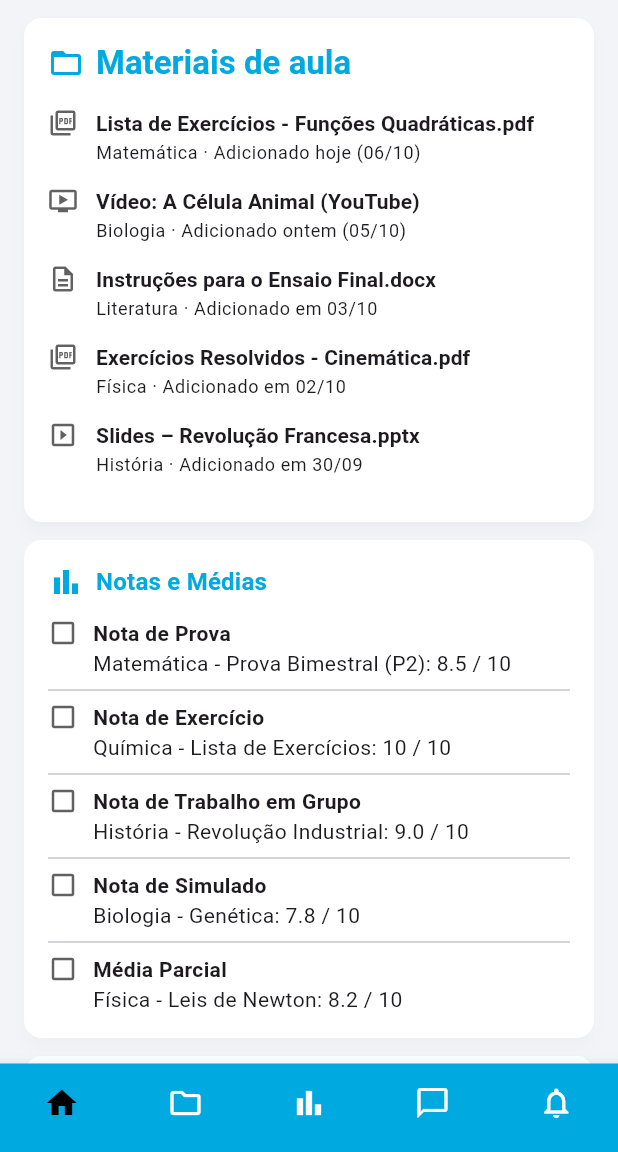
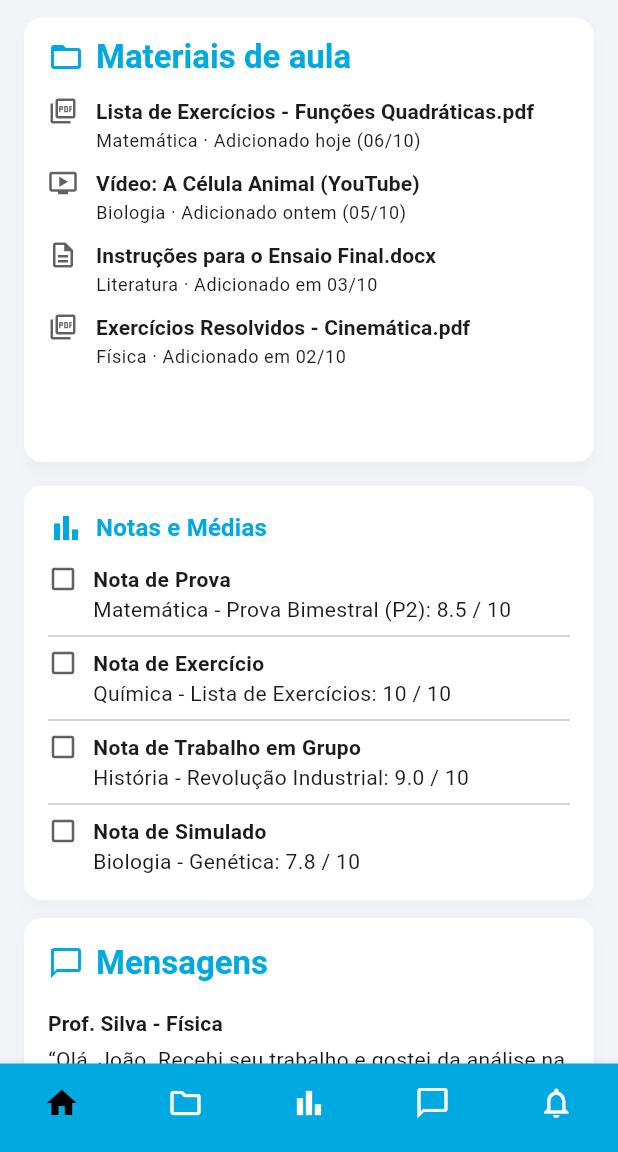
Before and after one commit to MingMatheus/PI_S4_sistema_de_professores_poliedro, a Flutter app: the HomeScreen screen opened directly, on a phone screen of 412 x 824 dp, the part 84-1236 px from its top. Run offline on Flutter 3.47's test engine with Material 3 defaults, Android fonts, the phone set to English and light mode, and no system bars; our stand-ins replace shared_preferences; accounts and stored records are empty.

Commit message:
dashboard ajustada para notebook, mais tem que arruamr agr para telas maiores

```diff
--- a/frontend/lib/scr/widgets/dashboard/materiais_card.dart
+++ b/frontend/lib/scr/widgets/dashboard/materiais_card.dart
@@ -11,25 +11,26 @@ class MateriaisCard extends StatelessWidget {
         .titleLarge
         ?.copyWith(fontWeight: FontWeight.bold, color: poliedroBlue);
 
-    return Card(
+    return ConstrainedBox(
+      constraints: const BoxConstraints(
+        maxHeight: 300, // 🔹 reduzi mais pra o card subir na tela
+      ),
+      child: Card(
         elevation: 4,
         shadowColor: Colors.black.withOpacity(0.12),
+        margin: const EdgeInsets.only(bottom: 4), // 🔹 tira espaço embaixo
         child: Padding(
-        padding: const EdgeInsets.all(16.0),
+          padding: const EdgeInsets.symmetric(horizontal: 16, vertical: 12),
           child: LayoutBuilder(
             builder: (context, constraints) {
-            // ▸ BREAKPOINTS e tamanhos da LOGO (só afeta desktop/web)
-            //   - >= 1100px  → logo 300
-            //   - >= 900px   → logo 260
-            //   - >= 700px   → logo 220
-            //   - < 700px    → esconde a logo (mobile)
+              // BREAKPOINTS: tamanhos da logo (desktop/web)
               double? logoSize;
               if (constraints.maxWidth >= 1100) {
-              logoSize = 300; // ← ajuste aqui se quiser maior/menor no desktop largo
+                logoSize = 240;
               } else if (constraints.maxWidth >= 900) {
-              logoSize = 260;
+                logoSize = 210;
               } else if (constraints.maxWidth >= 700) {
-              logoSize = 220;
+                logoSize = 180;
               } else {
                 logoSize = null; // mobile: some
               }
@@ -37,7 +38,7 @@ class MateriaisCard extends StatelessWidget {
               return Row(
                 crossAxisAlignment: CrossAxisAlignment.start,
                 children: [
-                // LISTA (ocupa todo espaço disponível)
+                  // lista de materiais
                   Expanded(
                     child: Column(
                       crossAxisAlignment: CrossAxisAlignment.start,
@@ -49,13 +50,15 @@ class MateriaisCard extends StatelessWidget {
                             Text('Materiais de aula', style: titleStyle),
                           ],
                         ),
-                      const SizedBox(height: 16),
-                      ..._itens.map((e) => _MaterialItem(e)).toList(),
+                        const SizedBox(height: 12),
+
+                        // mostra só 4 itens pra caber sem overflow
+                        ..._itens.take(4).map((e) => _MaterialItem(e)).toList(),
                       ],
                     ),
                   ),
 
-                // LOGO à direita (só aparece quando logoSize != null)
+                  // logo do Poliedro
                   if (logoSize != null) ...[
                     const SizedBox(width: 24),
                     SizedBox(
@@ -65,8 +68,11 @@ class MateriaisCard extends StatelessWidget {
                         elevation: 3,
                         shadowColor: Colors.black.withOpacity(0.12),
                         child: Padding(
-                        padding: const EdgeInsets.all(16),
-                        child: Image.asset('assets/images/logo.jpg', fit: BoxFit.contain),
+                          padding: const EdgeInsets.all(14),
+                          child: Image.asset(
+                            'assets/images/logo.jpg',
+                            fit: BoxFit.contain,
+                          ),
                         ),
                       ),
                     ),
@@ -76,11 +82,12 @@ class MateriaisCard extends StatelessWidget {
             },
           ),
         ),
+      ),
     );
   }
 }
 
-// ---------------- Dados/Itens ----------------
+// ---------------- Dados ----------------
 
 final List<_Material> _itens = [
   _Material(
@@ -117,7 +124,7 @@ class _MaterialItem extends StatelessWidget {
   @override
   Widget build(BuildContext context) {
     return Padding(
-      padding: const EdgeInsets.only(bottom: 14),
+      padding: const EdgeInsets.only(bottom: 10),
       child: Row(
         crossAxisAlignment: CrossAxisAlignment.start,
         children: [
@@ -127,11 +134,13 @@ class _MaterialItem extends StatelessWidget {
             child: Column(
               crossAxisAlignment: CrossAxisAlignment.start,
               children: [
-                Text(m.titulo,
+                Text(
+                  m.titulo,
                   style: Theme.of(context)
                       .textTheme
                       .titleSmall
-                        ?.copyWith(fontWeight: FontWeight.w600)),
+                      ?.copyWith(fontWeight: FontWeight.w600),
+                ),
                 const SizedBox(height: 2),
                 Text(m.descricao, style: Theme.of(context).textTheme.bodySmall),
               ],
@@ -147,5 +156,9 @@ class _Material {
   final IconData icon;
   final String titulo;
   final String descricao;
-  _Material({required this.icon, required this.titulo, required this.descricao});
+  _Material({
+    required this.icon,
+    required this.titulo,
+    required this.descricao,
+  });
 }
--- a/frontend/lib/scr/widgets/dashboard/mensagens_card.dart
+++ b/frontend/lib/scr/widgets/dashboard/mensagens_card.dart
@@ -11,7 +11,7 @@ class MensagensCard extends StatelessWidget {
         .titleLarge
         ?.copyWith(fontWeight: FontWeight.bold, color: poliedroBlue);
 
-    final mensagens = <_Msg>[
+    final todas = <_Msg>[
       _Msg('Prof. Silva - Física',
           '“Olá, João. Recebi seu trabalho e gostei da análise na questão 4. Para as próximas, lembre-se de...”',
           'Hoje, 15:20'),
@@ -23,9 +23,15 @@ class MensagensCard extends StatelessWidget {
           'Ontem, 10:12'),
     ];
 
+    final width = MediaQuery.sizeOf(context).width;
+    final isNotebook = width < 1366;
+    // Em notebook mostramos só 2 para evitar overflow
+    final mensagens = isNotebook ? todas.take(2).toList() : todas;
+
     return Card(
       elevation: 4,
       shadowColor: Colors.black.withOpacity(0.12),
+      shape: RoundedRectangleBorder(borderRadius: BorderRadius.circular(12)),
       child: Padding(
         padding: const EdgeInsets.all(16.0),
         child: Column(
@@ -39,12 +45,12 @@ class MensagensCard extends StatelessWidget {
               ],
             ),
             const SizedBox(height: 16),
-            ...mensagens
-                .map((m) => Padding(
-                      padding: const EdgeInsets.only(bottom: 12),
-                      child: _MensagemItem(mensagem: m),
-                    ))
-                .toList(),
+
+            // lista (com truncamento para evitar texto sair do card)
+            ...mensagens.map((m) => Padding(
+                  padding: const EdgeInsets.only(bottom: 12),
+                  child: _MensagemItem(mensagem: m),
+                )),
           ],
         ),
       ),
@@ -63,12 +69,26 @@ class _MensagemItem extends StatelessWidget {
     return Column(
       crossAxisAlignment: CrossAxisAlignment.start,
       children: [
-        Text(mensagem.titulo,
-            style: txt.titleSmall?.copyWith(fontWeight: FontWeight.bold)),
+        Text(
+          mensagem.titulo,
+          style: txt.titleSmall?.copyWith(fontWeight: FontWeight.bold),
+          maxLines: 1,
+          overflow: TextOverflow.ellipsis,
+        ),
         const SizedBox(height: 4),
-        Text(mensagem.preview, style: txt.bodyMedium),
+        Text(
+          mensagem.preview,
+          style: txt.bodyMedium,
+          maxLines: 2,
+          overflow: TextOverflow.ellipsis,
+        ),
         const SizedBox(height: 4),
-        Text(mensagem.horario, style: txt.bodySmall?.copyWith(color: Colors.grey[700])),
+        Text(
+          mensagem.horario,
+          style: txt.bodySmall?.copyWith(color: Colors.grey[700]),
+          maxLines: 1,
+          overflow: TextOverflow.ellipsis,
+        ),
         const Divider(height: 20),
       ],
     );
--- a/frontend/lib/scr/widgets/dashboard/notas_card.dart
+++ b/frontend/lib/scr/widgets/dashboard/notas_card.dart
@@ -6,13 +6,18 @@ class NotasCard extends StatelessWidget {
 
   @override
   Widget build(BuildContext context) {
-    final itens = const [
+    const todas = [
       _Nota('Nota de Prova', 'Matemática - Prova Bimestral (P2): 8.5 / 10'),
       _Nota('Nota de Exercício', 'Química - Lista de Exercícios: 10 / 10'),
       _Nota('Nota de Trabalho em Grupo', 'História - Revolução Industrial: 9.0 / 10'),
       _Nota('Nota de Simulado', 'Biologia - Genética: 7.8 / 10'),
       _Nota('Média Parcial', 'Física - Leis de Newton: 8.2 / 10'),
     ];
+
+    final width = MediaQuery.sizeOf(context).width;
+    final isNotebook = width < 1366;
+    // Em notebook mostra só 4 itens para não estourar
+    final itens = isNotebook ? todas.take(4).toList() : todas;
 
     return Card(
       elevation: 4,
@@ -42,7 +47,8 @@ class _LinhaNota extends StatelessWidget {
 
   @override
   Widget build(BuildContext context) {
-    final titleStyle = Theme.of(context).textTheme.bodyMedium?.copyWith(fontWeight: FontWeight.w700);
+    final titleStyle =
+        Theme.of(context).textTheme.bodyMedium?.copyWith(fontWeight: FontWeight.w700);
 
     return Row(
       crossAxisAlignment: CrossAxisAlignment.start,
```
Also changed, not shown: frontend/lib/scr/widgets/dashboard/avisos_card.dart (+66 -51 lines), frontend/lib/scr/widgets/desktop_dashboard_view.dart (+93 -26 lines), frontend/pubspec.lock. Lines whose indentation alone changed are shown as unchanged.
